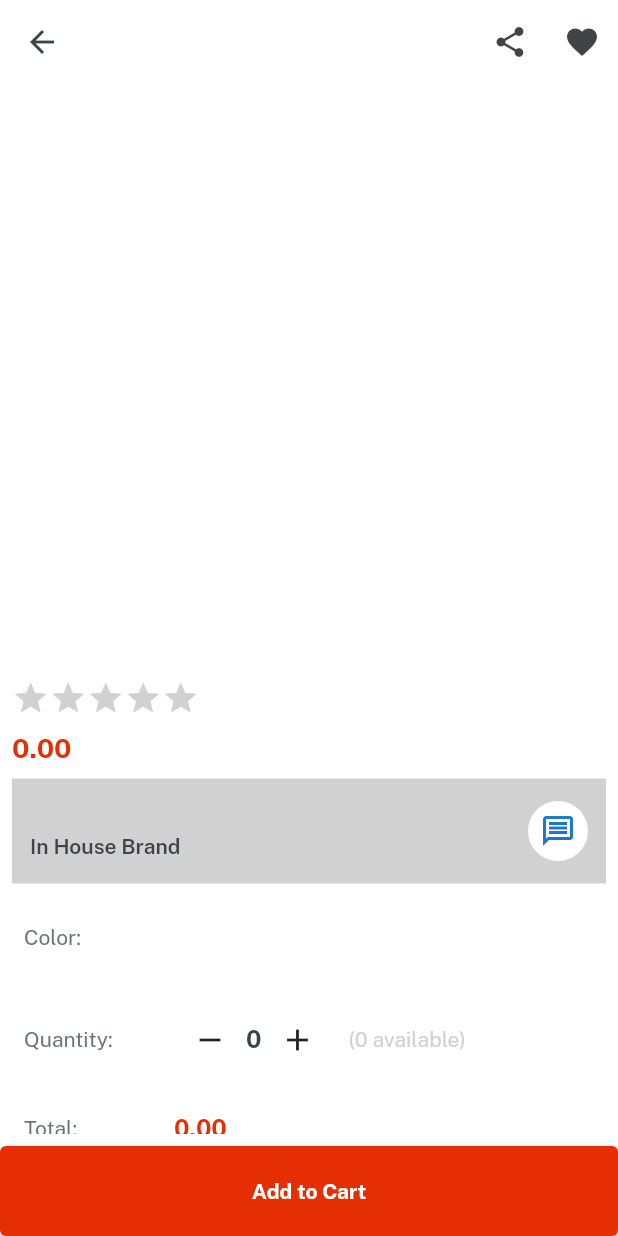
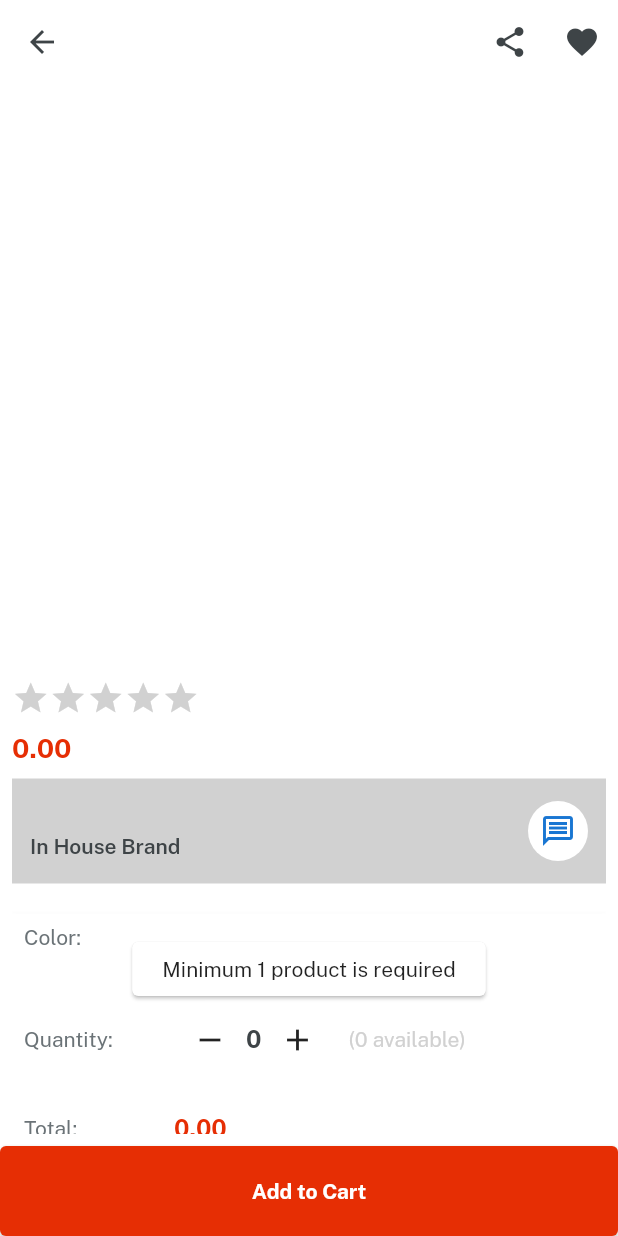
Before and after one commit to abdGhost/emart, a Flutter app: the ItemDetailsScreen screen opened directly with empty values, after a tap on "Add to Cart", on a phone screen of 412 x 824 dp. Run offline on Flutter 3.47's test engine with Material 2 defaults, Android fonts, the phone set to English and light mode, and no system bars; drawn by our look-alikes of velocity_x; our stand-ins replace cloud_firestore, firebase_auth, firebase_core, firebase_storage, get, image_picker; accounts and stored records are empty.

```diff
--- a/lib/views/category_screens/item_details_screen.dart
+++ b/lib/views/category_screens/item_details_screen.dart
@@ -263,6 +263,7 @@ class ItemDetailsScreen extends StatelessWidget {
               height: 60,
               child: ourButton(
                 onPressed: () {
+                  if (controller.quantity.value > 0) {
                     controller.addToCart(
                       context: context,
                       vendorId: data['vendor_id'],
@@ -275,6 +276,9 @@ class ItemDetailsScreen extends StatelessWidget {
                       id: currentUser!.uid,
                     );
                     VxToast.show(context, msg: 'Added To Cart');
+                  } else {
+                    VxToast.show(context, msg: "Minimum 1 product is required");
+                  }
                 },
                 color: redColor,
                 textColor: whiteColor,
```
Also changed, not shown: lib/views/order_screens/order_details_screen.dart (+5 -2 lines). Lines whose indentation alone changed are shown as unchanged.
